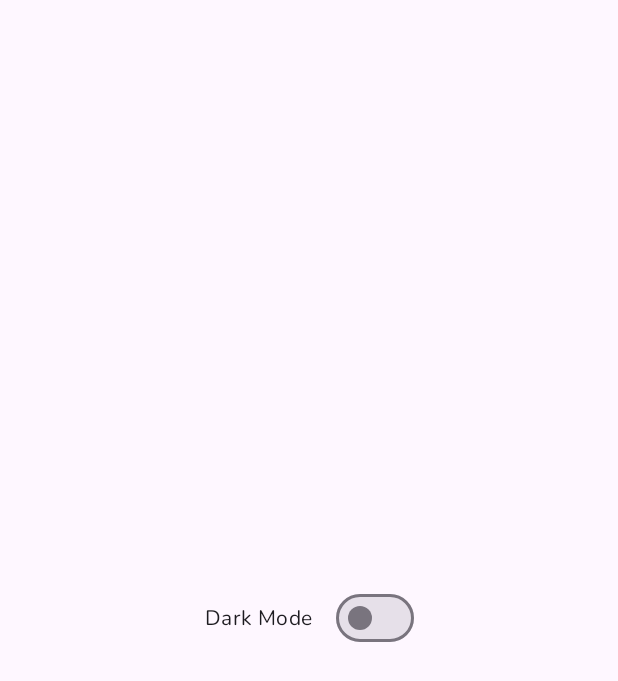
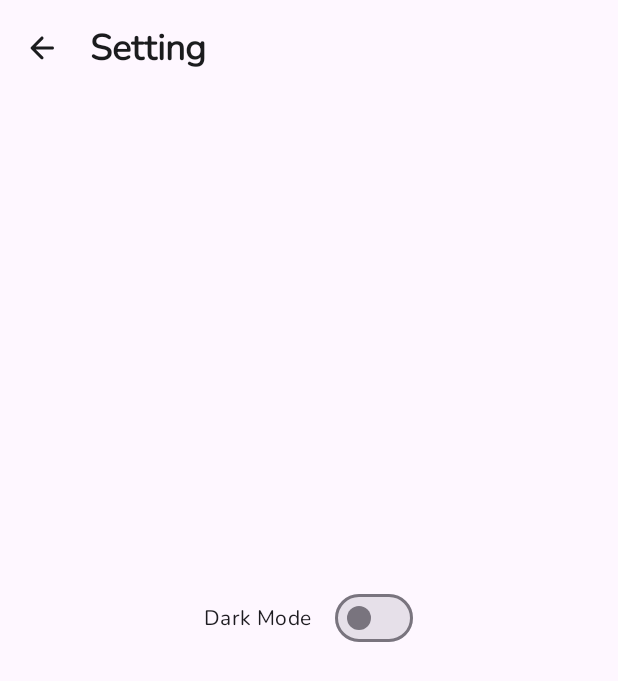
Before and after one commit to FaishalMukhammadSyarief/GutHib, an Android app: the SettingActivity screen opened directly, with no data from a screen before it, on a phone screen of 412 x 824 dp. Shown: the top 681 px of the screen. Run offline under Robolectric (Android 15) with nearby library versions, the phone set to English and light mode, and no system bars; our stand-ins replace Dagger/Hilt's generated code, data binding.

Commit message:
[CREATE] Toolbar in SettingActivity

```diff
--- a/app/src/main/java/com/zhalz/guthib/ui/setting/SettingActivity.kt
+++ b/app/src/main/java/com/zhalz/guthib/ui/setting/SettingActivity.kt
@@ -45,6 +45,9 @@ class SettingActivity : AppCompatActivity() {
     }
 
     private fun initUI() {
+        /** == TOOLBAR == **/
+        binding.toolbar.setNavigationOnClickListener { finish() }
+
         ViewCompat.setOnApplyWindowInsetsListener(findViewById(R.id.main)) { v, insets ->
             val systemBars = insets.getInsets(WindowInsetsCompat.Type.systemBars())
             v.setPadding(systemBars.left, systemBars.top, systemBars.right, systemBars.bottom)
--- a/app/src/main/res/layout/activity_setting.xml
+++ b/app/src/main/res/layout/activity_setting.xml
@@ -5,25 +5,40 @@
 
     <data>
 
-
     </data>
 
-    <androidx.constraintlayout.widget.ConstraintLayout
+    <androidx.coordinatorlayout.widget.CoordinatorLayout
         android:id="@+id/main"
         android:layout_width="match_parent"
         android:layout_height="match_parent"
         tools:context=".ui.setting.SettingActivity">
 
+        <com.google.android.material.appbar.AppBarLayout
+            android:id="@+id/appbar_layout"
+            android:layout_width="match_parent"
+            android:layout_height="wrap_content">
+
+            <com.google.android.material.appbar.MaterialToolbar
+                android:id="@+id/toolbar"
+                android:layout_width="match_parent"
+                android:layout_height="?attr/actionBarSize"
+                android:paddingEnd="16dp"
+                app:layout_scrollFlags="scroll|enterAlwaysCollapsed|enterAlways"
+                app:navigationIcon="@drawable/ic_back"
+                app:navigationIconTint="@color/black"
+                app:title="@string/setting"
+                app:titleTextAppearance="@style/ToolbarTitle"
+                app:titleTextColor="@color/black"
+                tools:ignore="RtlSymmetry" />
+
+        </com.google.android.material.appbar.AppBarLayout>
+
         <com.google.android.material.materialswitch.MaterialSwitch
             android:id="@+id/sw_dark"
             android:layout_width="wrap_content"
             android:layout_height="wrap_content"
-            android:text="@string/dark_mode"
+            android:layout_gravity="center"
+            android:text="@string/dark_mode" />
 
-            app:layout_constraintBottom_toBottomOf="parent"
-            app:layout_constraintEnd_toEndOf="parent"
-            app:layout_constraintStart_toStartOf="parent"
-            app:layout_constraintTop_toTopOf="parent" />
-
-    </androidx.constraintlayout.widget.ConstraintLayout>
+    </androidx.coordinatorlayout.widget.CoordinatorLayout>
 </layout>
```
